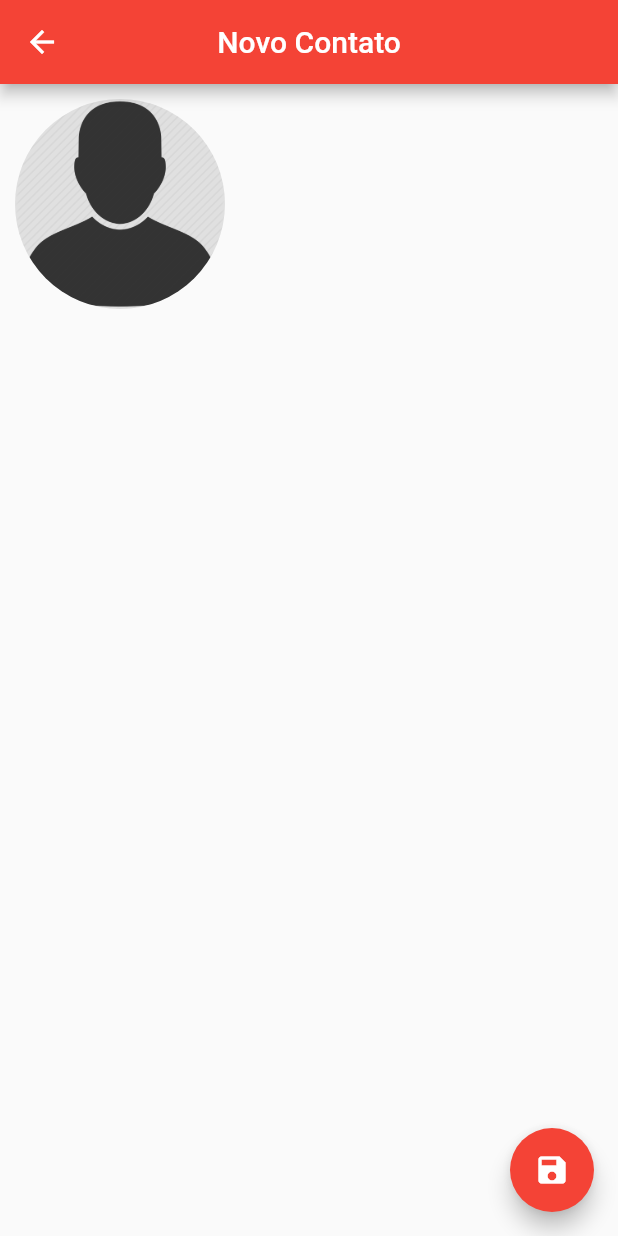
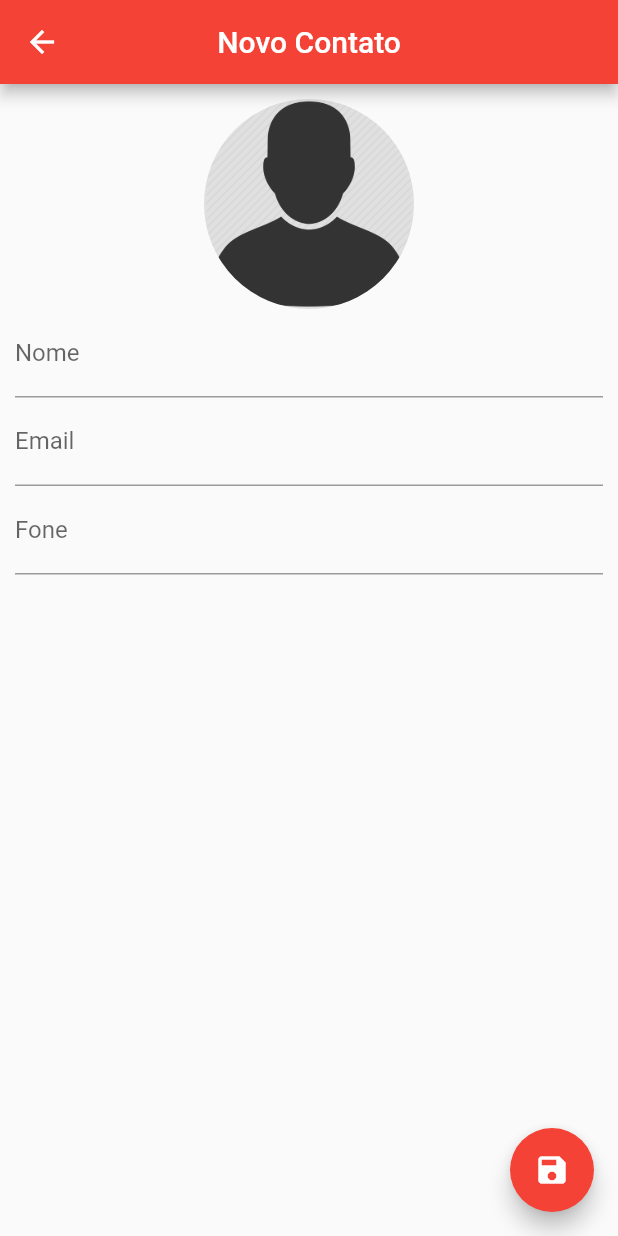
Before and after one commit to rafaelbatistaroque/aula_flutter_agenda, a Flutter app: the ContactPage screen opened directly, on a phone screen of 412 x 824 dp. Run offline on Flutter 3.47's test engine with Material 2 defaults, Android fonts, the phone set to English and light mode, and no system bars; our stand-ins replace sqflite; accounts and stored records are empty; statements that could not run were skipped.

Commit message:
Added fields and settings to name, email and phone

```diff
--- a/lib/pages/contact.dart
+++ b/lib/pages/contact.dart
@@ -14,6 +14,11 @@ class ContactPage extends StatefulWidget {
 
 class _ContactPageState extends State<ContactPage> {
 
+  final _nameCrtl = TextEditingController();
+  final _emailCrtl = TextEditingController();
+  final _phoneCrtl = TextEditingController();
+
+  bool _userEdited = false;
   Contact _editContact;
 
   @override
@@ -24,6 +29,10 @@ class _ContactPageState extends State<ContactPage> {
       _editContact = Contact();
     else
       _editContact = Contact.fromMap(widget.contact.toMap());
+
+      _nameCrtl.text = _editContact.name;
+      _emailCrtl.text = _editContact.email;
+      _phoneCrtl.text = _editContact.phone;
   }
 
   @override
@@ -61,6 +70,33 @@ class _ContactPageState extends State<ContactPage> {
                 )
               ),
             ),
+          ),
+          TextField(
+            decoration: InputDecoration(labelText: "Nome"),
+            controller: _nameCrtl,
+            onChanged: (text){
+              _userEdited = true;
+              setState(() {
+                _editContact.name = text;
+              });
+            },
+          ),
+          TextField(
+            decoration: InputDecoration(labelText: "Email"),
+            controller: _emailCrtl,
+            keyboardType: TextInputType.emailAddress,
+            onChanged: (text){
+              _userEdited = true;
+                _editContact.email = text;
+            },
+          ),
+          TextField(
+            decoration: InputDecoration(labelText: "Fone"),
+            controller: _phoneCrtl,
+            onChanged: (text){
+              _userEdited = true;
+                _editContact.phone = text;
+            },
           )
         ],
       ),
```
